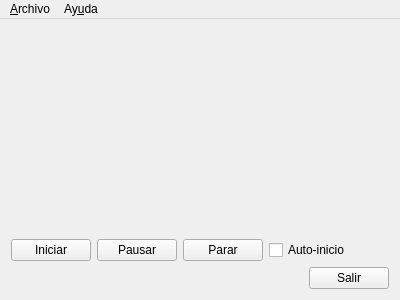
The window that Capturer/imageviewerwindow.ui (Universidad-de-La-Laguna/gii-soa-videovigilancia-capturer) describes before a commit, drawn with Qt 5.
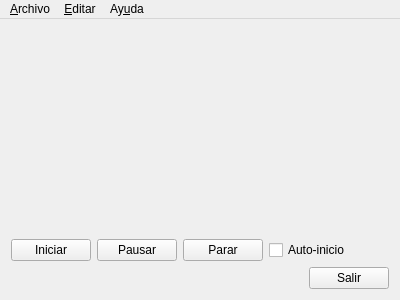
The same window after the commit.

```diff
--- a/Capturer/imageviewerwindow.ui
+++ b/Capturer/imageviewerwindow.ui
@@ -125,7 +125,14 @@
     </property>
     <addaction name="actionAcerca_de"/>
    </widget>
+   <widget class="QMenu" name="menu_Editar">
+    <property name="title">
+     <string>&amp;Editar</string>
+    </property>
+    <addaction name="actionPreferencias"/>
+   </widget>
    <addaction name="menu_Archivo"/>
+   <addaction name="menu_Editar"/>
    <addaction name="menuAy_uda"/>
   </widget>
   <action name="actionAbrir">
```
Left out of the diff: 5 changed lines with no effect on the pictures.
